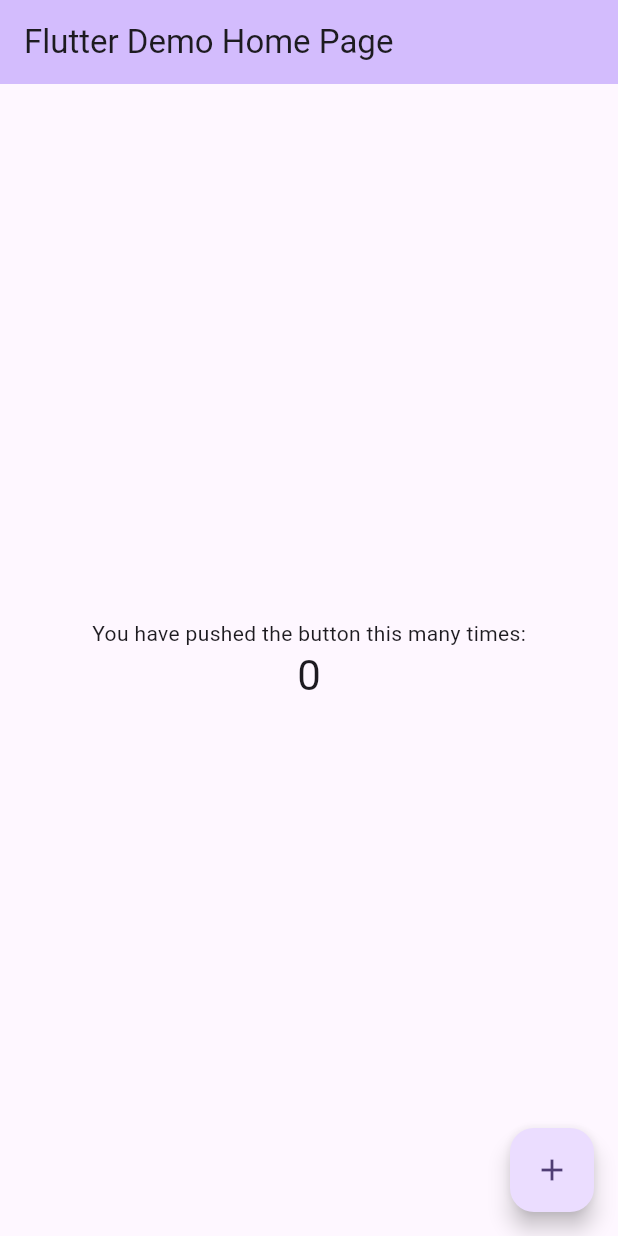
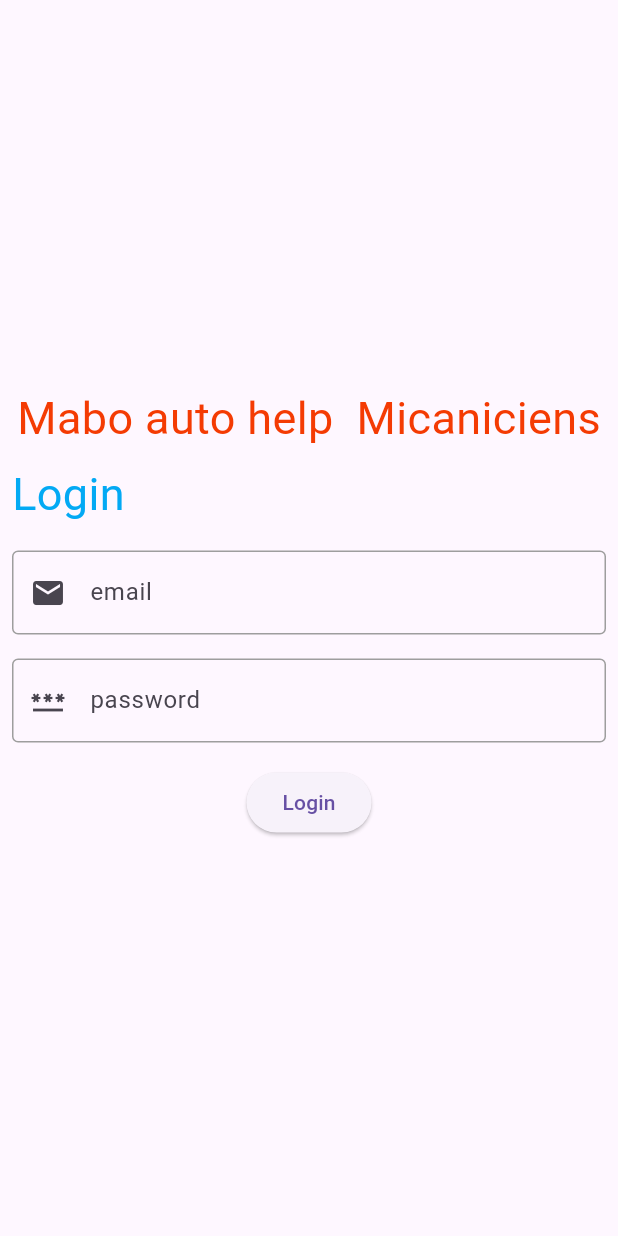
Before and after one commit to MaboAutoHelp/micaniciens_app, a Flutter app: the screen it shows after launch, on a phone screen of 412 x 824 dp. Run offline on Flutter 3.47's test engine with Material 3 defaults, Android fonts, the phone set to English and light mode, and no system bars.

Commit message:
feat: Add http package dependency and implement login authentication
This commit adds the http package as a dependency in the pubspec.yaml file and implements the login authentication functionality in the Authcontroller class. The Authcontroller class now has a LoginAuth method that sends a POST request to the server with the user's email and password to authenticate the user. If the response status code is 200, the method returns the decoded response body.

```diff
--- a/lib/controller/Authcontroller.dart
+++ b/lib/controller/Authcontroller.dart
@@ -0,0 +1,18 @@
+import 'dart:convert';
+
+// ignore: depend_on_referenced_packages
+import 'package:http/http.dart' as http;
+
+class Authcontroller {
+  Future LoginAuth(email, pwd) async {
+    var url = "http://192.168.1.17:8000/Micaniciens/login";
+    var response = await http.post(Uri.parse(url),
+        body: jsonEncode(<String, String>{'email': email, 'pwd': pwd}),
+        headers: {"Content-Type": "application/json"});
+    if (response.statusCode == 200) {
+      var data = jsonDecode(response.body);
+      return data;
+    }
+  }
+
+}
--- a/lib/main.dart
+++ b/lib/main.dart
@@ -1,4 +1,5 @@
 import 'package:flutter/material.dart';
+import 'package:micaniciens_app/view/auth/Login.dart';
 
 void main() {
   runApp(const MyApp());
@@ -11,115 +12,8 @@
   @override
   Widget build(BuildContext context) {
     return MaterialApp(
-      title: 'Flutter Demo',
-      theme: ThemeData(
-        // This is the theme of your application.
-        //
-        // TRY THIS: Try running your application with "flutter run". You'll see
-        // the application has a purple toolbar. Then, without quitting the app,
-        // try changing the seedColor in the colorScheme below to Colors.green
-        // and then invoke "hot reload" (save your changes or press the "hot
-        // reload" button in a Flutter-supported IDE, or press "r" if you used
-        // the command line to start the app).
-        //
-        // Notice that the counter didn't reset back to zero; the application
-        // state is not lost during the reload. To reset the state, use hot
-        // restart instead.
-        //
-        // This works for code too, not just values: Most code changes can be
-        // tested with just a hot reload.
-        colorScheme: ColorScheme.fromSeed(seedColor: Colors.deepPurple),
-        useMaterial3: true,
-      ),
-      home: const MyHomePage(title: 'Flutter Demo Home Page'),
+
+      home: Login()
     );
   }
 }
-
-class MyHomePage extends StatefulWidget {
-  const MyHomePage({super.key, required this.title});
-
-  // This widget is the home page of your application. It is stateful, meaning
-  // that it has a State object (defined below) that contains fields that affect
-  // how it looks.
-
-  // This class is the configuration for the state. It holds the values (in this
-  // case the title) provided by the parent (in this case the App widget) and
-  // used by the build method of the State. Fields in a Widget subclass are
-  // always marked "final".
-
-  final String title;
-
-  @override
-  State<MyHomePage> createState() => _MyHomePageState();
-}
-
-class _MyHomePageState extends State<MyHomePage> {
-  int _counter = 0;
-
-  void _incrementCounter() {
-    setState(() {
-      // This call to setState tells the Flutter framework that something has
-      // changed in this State, which causes it to rerun the build method below
-      // so that the display can reflect the updated values. If we changed
-      // _counter without calling setState(), then the build method would not be
-      // called again, and so nothing would appear to happen.
-      _counter++;
-    });
-  }
-
-  @override
-  Widget build(BuildContext context) {
-    // This method is rerun every time setState is called, for instance as done
-    // by the _incrementCounter method above.
-    //
-    // The Flutter framework has been optimized to make rerunning build methods
-    // fast, so that you can just rebuild anything that needs updating rather
-    // than having to individually change instances of widgets.
-    return Scaffold(
-      appBar: AppBar(
-        // TRY THIS: Try changing the color here to a specific color (to
-        // Colors.amber, perhaps?) and trigger a hot reload to see the AppBar
-        // change color while the other colors stay the same.
-        backgroundColor: Theme.of(context).colorScheme.inversePrimary,
-        // Here we take the value from the MyHomePage object that was created by
-        // the App.build method, and use it to set our appbar title.
-        title: Text(widget.title),
-      ),
-      body: Center(
-        // Center is a layout widget. It takes a single child and positions it
-        // in the middle of the parent.
-        child: Column(
-          // Column is also a layout widget. It takes a list of children and
-          // arranges them vertically. By default, it sizes itself to fit its
-          // children horizontally, and tries to be as tall as its parent.
-          //
-          // Column has various properties to control how it sizes itself and
-          // how it positions its children. Here we use mainAxisAlignment to
-          // center the children vertically; the main axis here is the vertical
-          // axis because Columns are vertical (the cross axis would be
-          // horizontal).
-          //
-          // TRY THIS: Invoke "debug painting" (choose the "Toggle Debug Paint"
-          // action in the IDE, or press "p" in the console), to see the
-          // wireframe for each widget.
-          mainAxisAlignment: MainAxisAlignment.center,
-          children: <Widget>[
-            const Text(
-              'You have pushed the button this many times:',
-            ),
-            Text(
-              '$_counter',
-              style: Theme.of(context).textTheme.headlineMedium,
-            ),
-          ],
-        ),
-      ),
-      floatingActionButton: FloatingActionButton(
-        onPressed: _incrementCounter,
-        tooltip: 'Increment',
-        child: const Icon(Icons.add),
-      ), // This trailing comma makes auto-formatting nicer for build methods.
-    );
-  }
-}
--- a/lib/view/auth/Login.dart
+++ b/lib/view/auth/Login.dart
@@ -0,0 +1,147 @@
+import 'package:flutter/material.dart';
+import 'package:micaniciens_app/controller/Authcontroller.dart';
+import 'package:micaniciens_app/view/Home.dart';
+
+class Login extends StatefulWidget {
+  const Login({Key? key});
+
+  @override
+  State<Login> createState() => _LoginState();
+}
+
+class _LoginState extends State<Login> {
+  TextEditingController email = TextEditingController();
+  TextEditingController pwd = TextEditingController();
+
+  GlobalKey<FormState> fromstate = GlobalKey<FormState>();
+
+  Authcontroller authcontroller = Authcontroller();
+
+  /*Login() async {
+    var formData = fromstate.currentState;
+
+    if (formData!.validate()) {
+      var data = await authcontroller.LoginAuth(email.text, pwd.text);
+      if (data["message"] == "User doesn't exists!" &&
+          data["message"] == "email or password is not correct") {
+        print("User doesn't exists! or  email or password is not correct");
+      } else {
+        print(data);
+        Navigator.push(context, MaterialPageRoute(builder: (context)=>Home(userID: data['userID'])));
+      }
+    } else {
+      print('Form is invalid');
+    }
+  }*/
+  Future<void> performLogin() async {
+    var formData = fromstate.currentState;
+
+    if (formData!.validate()) {
+        var data = await authcontroller.LoginAuth(email.text, pwd.text);
+        if (data != null && (data["message"] == "User doesn't exists!" ||
+            data["message"] == "email or password is not correct")) {
+            print("User doesn't exists! or email or password is not correct");
+        } else if (data != null) {
+            print(data);
+            Navigator.push(context, MaterialPageRoute(builder: (context) => Home(MicanicienID: data['MicanicienID'])));
+        }
+    } else {
+        print('Form is invalid');
+    }
+}
+
+
+  @override
+  Widget build(BuildContext context) {
+    return Scaffold(
+        body: Center(
+      child: SingleChildScrollView(
+        child: Form(
+          key: fromstate,
+          child: Column(
+            mainAxisAlignment: MainAxisAlignment.center,
+            children: [
+              Text('Mabo auto help  Micaniciens',
+                  style: TextStyle(
+                      fontSize: 30, color: Color.fromARGB(255, 244, 59, 3))),
+
+              Padding(
+                padding: const EdgeInsets.all(8.0),
+                child: Row(
+                  children: [
+                    Text(
+                      'Login',
+                      style: TextStyle(fontSize: 30, color: Colors.lightBlue),
+                    ),
+                  ],
+                ),
+              ),
+
+              ///------------------Email---------------------
+              Padding(
+                padding: const EdgeInsets.all(8.0),
+                child: TextFormField(
+                  controller: email,
+                  validator: (val) {
+                    if (val!.isEmpty) {
+                      return 'email is required';
+                    }
+                    return null;
+                  },
+                  decoration: InputDecoration(
+                    hintText: "email",
+                    prefixIcon: Icon(Icons.email),
+                    enabledBorder: OutlineInputBorder(
+                      borderSide: BorderSide(color: Colors.grey),
+                    ),
+                    focusedBorder: OutlineInputBorder(
+                      borderSide: BorderSide(color: Colors.grey),
+                    ),
+                  ),
+                ),
+              ),
+
+              ///-------------------Pwd--------------------
+              Padding(
+                padding: const EdgeInsets.all(8.0),
+                child: TextFormField(
+                  controller: pwd,
+                  validator: (val) {
+                    if (val!.isEmpty) {
+                      return 'Password is required';
+                    }
+                    return null;
+                  },
+                  decoration: InputDecoration(
+                    hintText: "password",
+                    prefixIcon: Icon(Icons.password),
+                    enabledBorder: OutlineInputBorder(
+                      borderSide: BorderSide(color: Colors.grey),
+                    ),
+                    focusedBorder: OutlineInputBorder(
+                      borderSide: BorderSide(color: Colors.grey),
+                    ),
+                  ),
+                ),
+              ),
+
+              ///--------------------------------------
+              Padding(
+                padding: const EdgeInsets.all(8.0),
+                child: ElevatedButton(
+                  onPressed: () {
+                     performLogin();
+                  },
+
+                  child: Text('Login'),
+                ),
+              ),
+
+
+            ],
+          ),
+        ),
+      ),
+    ));
+  }
+}
--- a/pubspec.yaml
+++ b/pubspec.yaml
@@ -35,6 +35,7 @@
   # The following adds the Cupertino Icons font to your application.
   # Use with the CupertinoIcons class for iOS style icons.
   cupertino_icons: ^1.0.6
+  http: ^1.2.2
 
 dev_dependencies:
   flutter_test:
```
Also changed, not shown: lib/controller/PagepersonnelleController.dart (added, +22 -0 lines), lib/view/Home.dart (+52 -0 lines), lib/view/Pagepersonnelle.dart (added, +53 -0 lines), pubspec.lock.
